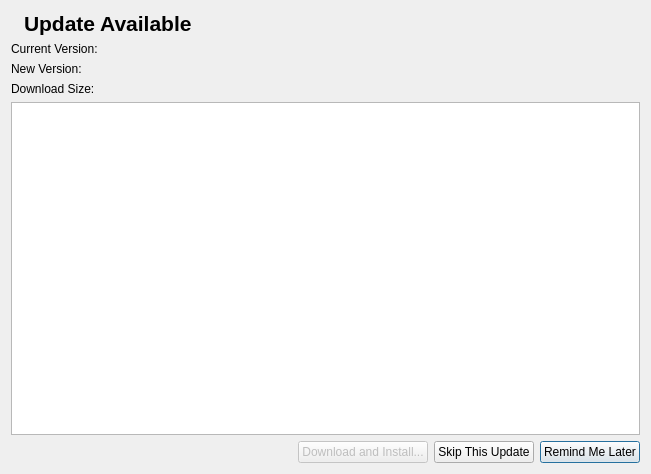
Above: src/duckstation-qt/autoupdaterwindow.ui from stenzek/duckstation before the change. Below: the same form after it.
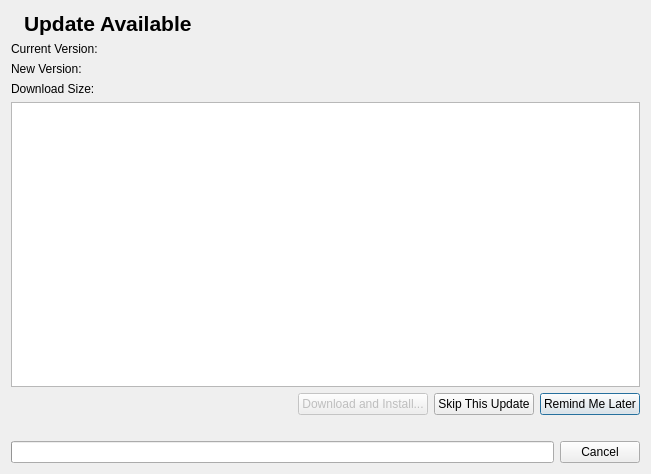
That is the form after the change. Icons and pictures are not drawn.

The edit to the form file:
```diff
--- a/src/duckstation-qt/autoupdaterwindow.ui
+++ b/src/duckstation-qt/autoupdaterwindow.ui
@@ -85,8 +85,8 @@
        </property>
        <property name="sizeHint" stdset="0">
         <size>
-         <width>40</width>
-         <height>20</height>
+         <width>0</width>
+         <height>0</height>
         </size>
        </property>
       </spacer>
@@ -120,6 +120,27 @@
      </item>
     </layout>
    </item>
+   <item>
+    <layout class="QGridLayout" name="downloadLayout" columnstretch="1,0">
+     <item row="1" column="0">
+      <widget class="QProgressBar" name="downloadProgress"/>
+     </item>
+     <item row="1" column="1">
+      <widget class="QDialogButtonBox" name="downloadButtonBox">
+       <property name="standardButtons">
+        <set>QDialogButtonBox::StandardButton::Cancel</set>
+       </property>
+      </widget>
+     </item>
+     <item row="0" column="0" colspan="2">
+      <widget class="QLabel" name="downloadStatus">
+       <property name="text">
+        <string/>
+       </property>
+      </widget>
+     </item>
+    </layout>
+   </item>
   </layout>
  </widget>
  <resources>
```
